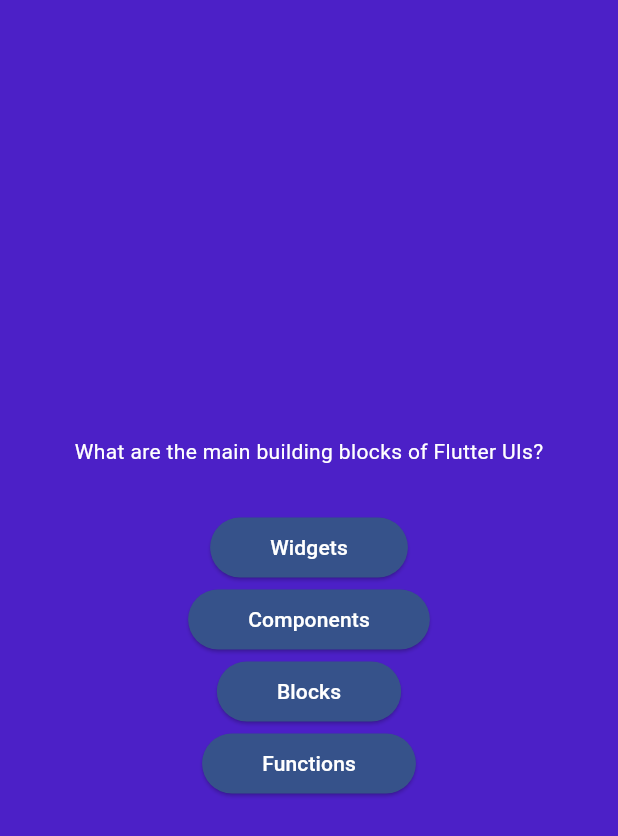
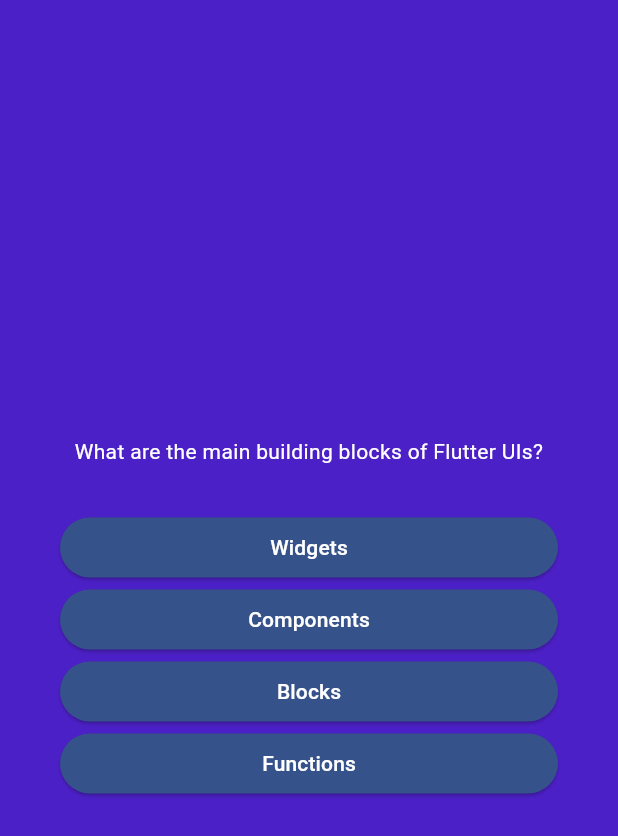
Before and after one commit to hogendan/Flutter_Dart, a Flutter app: the screen it shows after launch, after a tap on "Start Quiz", on a phone screen of 412 x 824 dp. Shown: the top 836 px of the screen. Run offline on Flutter 3.47's test engine with Material 3 defaults, Android fonts, the phone set to English and light mode, and no system bars.

Commit message:
fix: style 修正。ボタン幅を統一(ストレッチ)。マージン設定。

```diff
--- a/adv_basics/lib/questions_screen.dart
+++ b/adv_basics/lib/questions_screen.dart
@@ -16,16 +16,20 @@ class _QuestionScreenState extends State<QuestionsScreen> {
   Widget build(BuildContext context) {
     final currentQuestion = questions[0];
 
-    return SizedBox(
+    return Container(
+      margin: const EdgeInsets.all(40),
+      child: SizedBox(
         width: double.infinity,
         child: Column(
           mainAxisAlignment: MainAxisAlignment.center,
+          crossAxisAlignment: CrossAxisAlignment.stretch,
           children: [
             Text(
               currentQuestion.text,
               style: const TextStyle(
                 color: Colors.white,
               ),
+              textAlign: TextAlign.center,
             ),
             const SizedBox(
               height: 30,
@@ -35,6 +39,7 @@ class _QuestionScreenState extends State<QuestionsScreen> {
             }),
           ],
         ),
+      ),
     );
   }
 }
```
Lines whose indentation alone changed are shown as unchanged.
